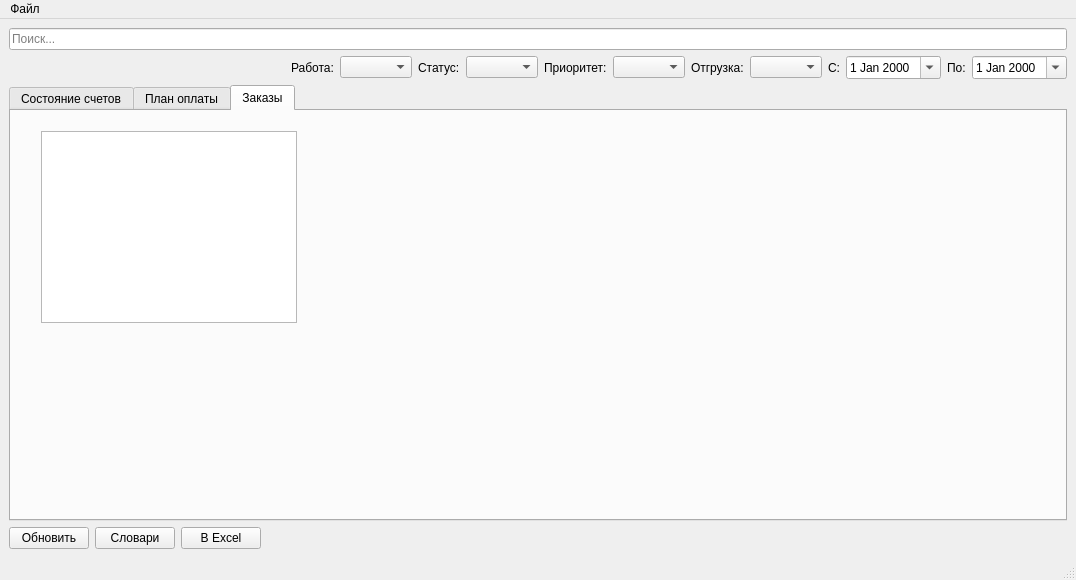
igrekus/billplan, file mainwindow.ui: the form before one commit.
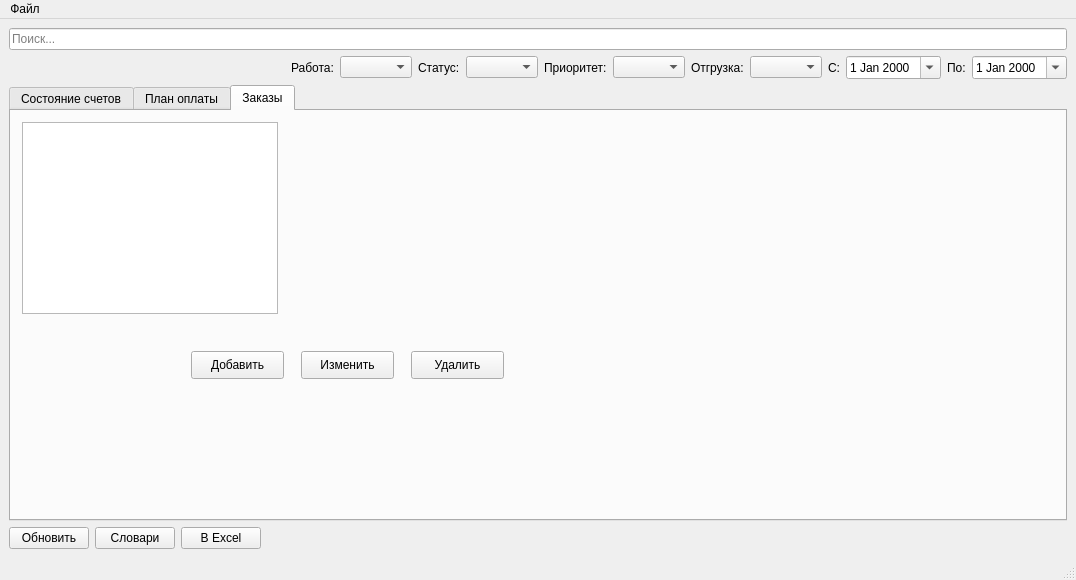
The form after the commit. The open tabs and pages were chosen to show the change.

```diff
--- a/mainwindow.ui
+++ b/mainwindow.ui
@@ -275,13 +275,52 @@
        <widget class="QTableView" name="tableOrder">
         <property name="geometry">
          <rect>
-          <x>30</x>
-          <y>20</y>
+          <x>11</x>
+          <y>11</y>
           <width>256</width>
           <height>192</height>
          </rect>
         </property>
        </widget>
+       <widget class="QPushButton" name="pushButton">
+        <property name="geometry">
+         <rect>
+          <x>180</x>
+          <y>240</y>
+          <width>93</width>
+          <height>28</height>
+         </rect>
+        </property>
+        <property name="text">
+         <string>Добавить</string>
+        </property>
+       </widget>
+       <widget class="QPushButton" name="pushButton_2">
+        <property name="geometry">
+         <rect>
+          <x>290</x>
+          <y>240</y>
+          <width>93</width>
+          <height>28</height>
+         </rect>
+        </property>
+        <property name="text">
+         <string>Изменить</string>
+        </property>
+       </widget>
+       <widget class="QPushButton" name="pushButton_3">
+        <property name="geometry">
+         <rect>
+          <x>400</x>
+          <y>240</y>
+          <width>93</width>
+          <height>28</height>
+         </rect>
+        </property>
+        <property name="text">
+         <string>Удалить</string>
+        </property>
+       </widget>
       </widget>
      </widget>
     </item>
```
Left out of the diff: 4 changed lines with no effect on the pictures.
